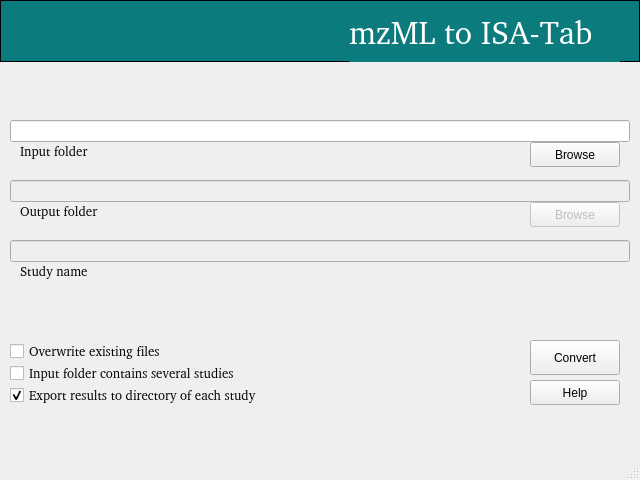
Old version of the form mzml2isa-qt/qt/main.ui in the repository Tomnl/mzml2isa-qt.
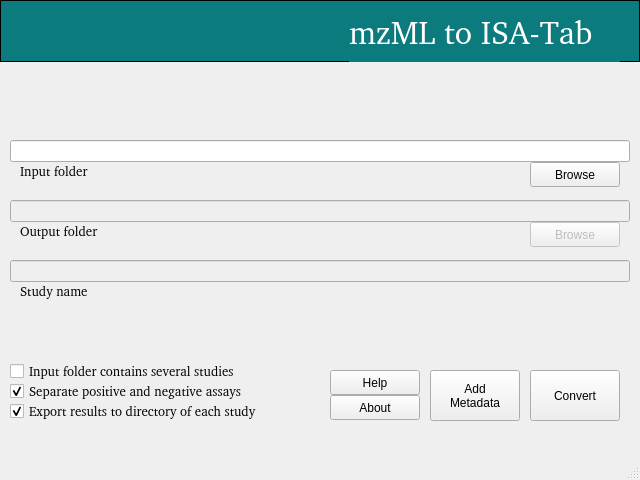
New version of the form. Icons and pictures are not drawn.

Commit message: Added **Additional metadata** window to work with mzml2isa templating engine. Tweaked main window.

```diff
--- a/mzml2isa-qt/qt/main.ui
+++ b/mzml2isa-qt/qt/main.ui
@@ -49,7 +49,7 @@
     <property name="geometry">
      <rect>
       <x>10</x>
-      <y>120</y>
+      <y>140</y>
       <width>620</width>
       <height>22</height>
      </rect>
@@ -71,7 +71,7 @@
     <property name="geometry">
      <rect>
       <x>20</x>
-      <y>142</y>
+      <y>162</y>
       <width>180</width>
       <height>18</height>
      </rect>
@@ -105,7 +105,7 @@
     <property name="geometry">
      <rect>
       <x>10</x>
-      <y>180</y>
+      <y>200</y>
       <width>620</width>
       <height>22</height>
      </rect>
@@ -130,7 +130,7 @@
     <property name="geometry">
      <rect>
       <x>10</x>
-      <y>240</y>
+      <y>260</y>
       <width>620</width>
       <height>22</height>
      </rect>
@@ -149,7 +149,7 @@
     <property name="geometry">
      <rect>
       <x>20</x>
-      <y>202</y>
+      <y>222</y>
       <width>180</width>
       <height>18</height>
      </rect>
@@ -180,7 +180,7 @@
     <property name="geometry">
      <rect>
       <x>20</x>
-      <y>262</y>
+      <y>282</y>
       <width>180</width>
       <height>18</height>
      </rect>
@@ -211,7 +211,7 @@
     <property name="geometry">
      <rect>
       <x>530</x>
-      <y>142</y>
+      <y>162</y>
       <width>90</width>
       <height>25</height>
      </rect>
@@ -249,7 +249,7 @@
     <property name="geometry">
      <rect>
       <x>530</x>
-      <y>202</y>
+      <y>222</y>
       <width>90</width>
       <height>25</height>
      </rect>
@@ -278,8 +278,8 @@
     <property name="geometry">
      <rect>
       <x>10</x>
-      <y>340</y>
-      <width>280</width>
+      <y>380</y>
+      <width>291</width>
       <height>22</height>
      </rect>
     </property>
@@ -302,14 +302,17 @@
      <string notr="true">font: 10pt url(:/fonts/assets/fonts/Verdana.ttf);</string>
     </property>
     <property name="text">
-     <string>Overwrite existing files</string>
+     <string>Separate positive and negative assays</string>
+    </property>
+    <property name="checked">
+     <bool>true</bool>
     </property>
    </widget>
    <widget class="QCheckBox" name="cBox_multiple">
     <property name="geometry">
      <rect>
       <x>10</x>
-      <y>362</y>
+      <y>360</y>
       <width>280</width>
       <height>22</height>
      </rect>
@@ -340,7 +343,7 @@
     <property name="geometry">
      <rect>
       <x>10</x>
-      <y>384</y>
+      <y>400</y>
       <width>340</width>
       <height>22</height>
      </rect>
@@ -374,9 +377,9 @@
     <property name="geometry">
      <rect>
       <x>530</x>
-      <y>340</y>
+      <y>370</y>
       <width>90</width>
-      <height>35</height>
+      <height>51</height>
      </rect>
     </property>
     <property name="sizePolicy">
@@ -395,8 +398,8 @@
    <widget class="QToolButton" name="toolButton_help">
     <property name="geometry">
      <rect>
-      <x>530</x>
-      <y>380</y>
+      <x>330</x>
+      <y>370</y>
       <width>90</width>
       <height>25</height>
      </rect>
@@ -412,7 +415,7 @@
     <property name="geometry">
      <rect>
       <x>150</x>
-      <y>142</y>
+      <y>162</y>
       <width>370</width>
       <height>18</height>
      </rect>
@@ -444,7 +447,7 @@
     <property name="geometry">
      <rect>
       <x>150</x>
-      <y>202</y>
+      <y>222</y>
       <width>370</width>
       <height>18</height>
      </rect>
@@ -476,7 +479,7 @@
     <property name="geometry">
      <rect>
       <x>150</x>
-      <y>262</y>
+      <y>282</y>
       <width>370</width>
       <height>18</height>
      </rect>
@@ -580,6 +583,42 @@
      </property>
     </widget>
    </widget>
+   <widget class="QToolButton" name="toolButton_metadata">
+    <property name="geometry">
+     <rect>
+      <x>430</x>
+      <y>370</y>
+      <width>90</width>
+      <height>51</height>
+     </rect>
+    </property>
+    <property name="text">
+     <string>Add 
+Metadata</string>
+    </property>
+    <property name="checkable">
+     <bool>false</bool>
+    </property>
+    <property name="autoRaise">
+     <bool>false</bool>
+    </property>
+   </widget>
+   <widget class="QToolButton" name="toolButton_about">
+    <property name="geometry">
+     <rect>
+      <x>330</x>
+      <y>395</y>
+      <width>90</width>
+      <height>25</height>
+     </rect>
+    </property>
+    <property name="styleSheet">
+     <string notr="true">font: 10pt url(:/fonts/assets/fonts/Verdana.ttf);</string>
+    </property>
+    <property name="text">
+     <string>About</string>
+    </property>
+   </widget>
   </widget>
   <widget class="QMenuBar" name="menubar">
    <property name="enabled">
```
Left out of the diff: 2 changed lines with no effect on the pictures. The commit also changes 7 other files.
